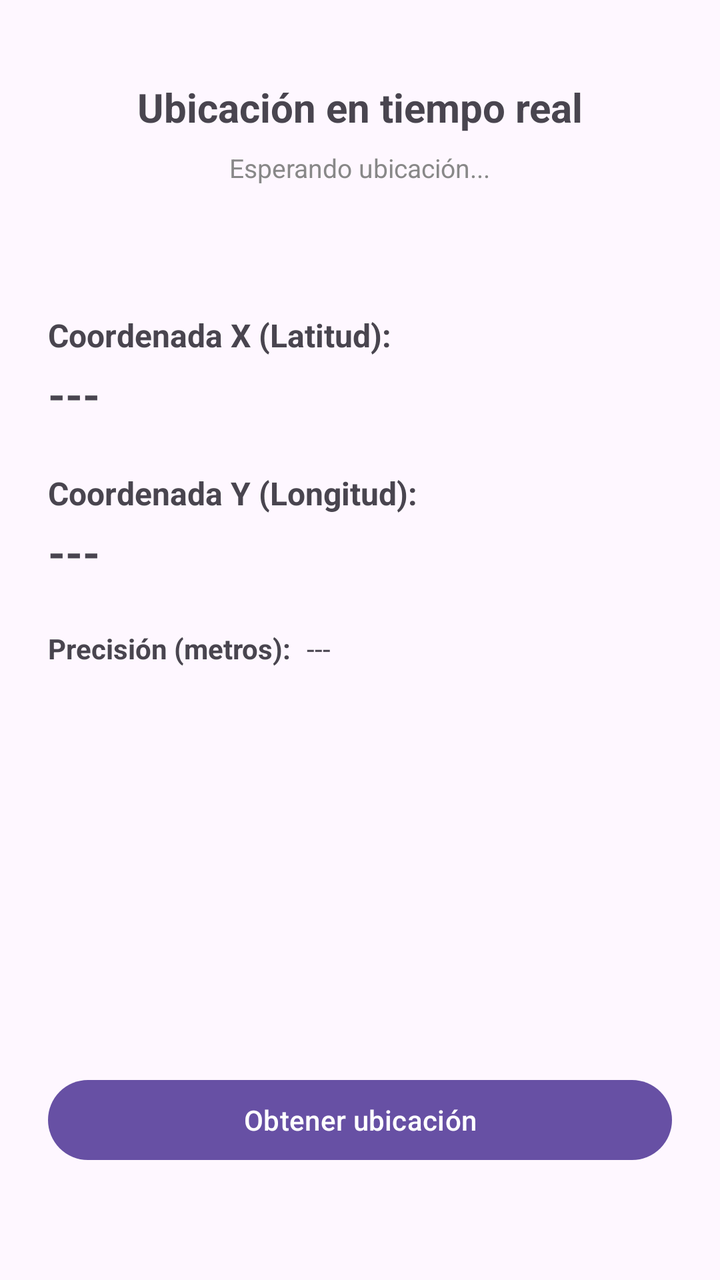
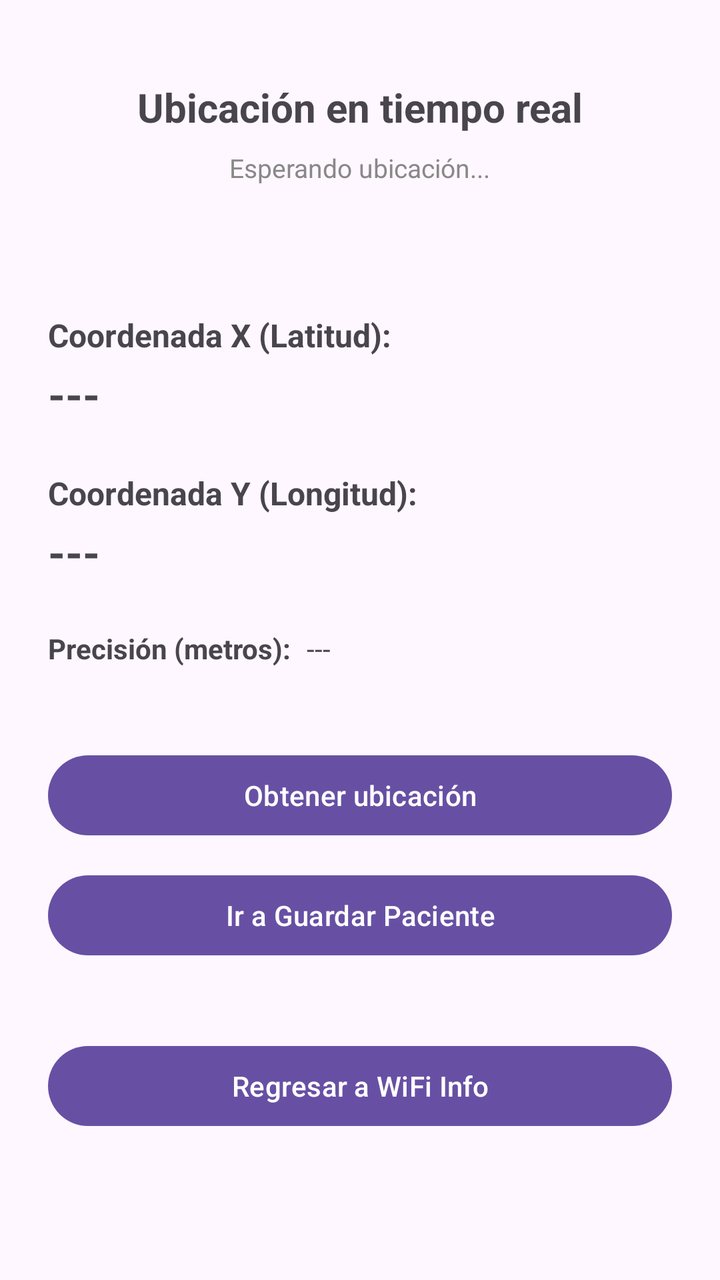

Two renders of the same Android screen: before a commit and after it. Below are the layout's source before the change and the commit's diff.
<!-- AndroidManifest.xml: application theme Theme.ProyectoTheProyect -->
<!-- res/layout/activity_localizacion.xml -->
<?xml version="1.0" encoding="utf-8"?>
<androidx.constraintlayout.widget.ConstraintLayout
    xmlns:android="http://schemas.android.com/apk/res/android"
    xmlns:app="http://schemas.android.com/apk/res-auto"
    xmlns:tools="http://schemas.android.com/tools"
    android:id="@+id/main"
    android:layout_width="match_parent"
    android:layout_height="match_parent"
    android:padding="24dp"
    tools:context=".LocalizacionActivity">

    <TextView
        android:id="@+id/tvTituloLocalizacion"
        android:layout_width="wrap_content"
        android:layout_height="wrap_content"
        android:text="Ubicación en tiempo real"
        android:textSize="20sp"
        android:textStyle="bold"
        app:layout_constraintTop_toTopOf="parent"
        app:layout_constraintStart_toStartOf="parent"
        app:layout_constraintEnd_toEndOf="parent"
        android:layout_marginTop="16dp"/>

    <TextView
        android:id="@+id/tvEstadoUbicacion"
        android:layout_width="wrap_content"
        android:layout_height="wrap_content"
        android:text="Esperando ubicación..."
        android:textSize="13sp"
        android:textColor="#888888"
        app:layout_constraintTop_toBottomOf="@id/tvTituloLocalizacion"
        app:layout_constraintStart_toStartOf="parent"
        app:layout_constraintEnd_toEndOf="parent"
        android:layout_marginTop="8dp"/>

    <TextView
        android:id="@+id/lblCoordX"
        android:layout_width="wrap_content"
        android:layout_height="wrap_content"
        android:text="Coordenada X (Latitud):"
        android:textStyle="bold"
        android:textSize="16sp"
        app:layout_constraintTop_toBottomOf="@id/tvEstadoUbicacion"
        app:layout_constraintStart_toStartOf="parent"
        android:layout_marginTop="64dp"/>

    <TextView
        android:id="@+id/tvCoordX"
        android:layout_width="wrap_content"
        android:layout_height="wrap_content"
        android:text="---"
        android:textSize="22sp"
        android:textStyle="bold"
        app:layout_constraintTop_toBottomOf="@id/lblCoordX"
        app:layout_constraintStart_toStartOf="parent"
        android:layout_marginTop="4dp"/>

    <TextView
        android:id="@+id/lblCoordY"
        android:layout_width="wrap_content"
        android:layout_height="wrap_content"
        android:text="Coordenada Y (Longitud):"
        android:textStyle="bold"
        android:textSize="16sp"
        app:layout_constraintTop_toBottomOf="@id/tvCoordX"
        app:layout_constraintStart_toStartOf="parent"
        android:layout_marginTop="24dp"/>

    <TextView
        android:id="@+id/tvCoordY"
        android:layout_width="wrap_content"
        android:layout_height="wrap_content"
        android:text="---"
        android:textSize="22sp"
        android:textStyle="bold"
        app:layout_constraintTop_toBottomOf="@id/lblCoordY"
        app:layout_constraintStart_toStartOf="parent"
        android:layout_marginTop="4dp"/>

    <TextView
        android:id="@+id/lblPrecision"
        android:layout_width="wrap_content"
        android:layout_height="wrap_content"
        android:text="Precisión (metros):"
        android:textStyle="bold"
        app:layout_constraintTop_toBottomOf="@id/tvCoordY"
        app:layout_constraintStart_toStartOf="parent"
        android:layout_marginTop="24dp"/>

    <TextView
        android:id="@+id/tvPrecision"
        android:layout_width="wrap_content"
        android:layout_height="wrap_content"
        android:text="---"
        app:layout_constraintTop_toTopOf="@id/lblPrecision"
        app:layout_constraintStart_toEndOf="@id/lblPrecision"
        android:layout_marginStart="8dp"/>

    <Button
        android:id="@+id/btnObtenerUbicacion"
        android:layout_width="0dp"
        android:layout_height="wrap_content"
        android:text="Obtener ubicación"
        app:layout_constraintBottom_toBottomOf="parent"
        app:layout_constraintStart_toStartOf="parent"
        app:layout_constraintEnd_toEndOf="parent"
        android:layout_marginBottom="32dp"/>

</androidx.constraintlayout.widget.ConstraintLayout>
<!-- resources referenced by this layout -->
<resources>
  <style name="Theme.ProyectoTheProyect" parent="Base.Theme.ProyectoTheProyect" />
  <style name="Base.Theme.ProyectoTheProyect" parent="Theme.Material3.DayNight.NoActionBar">
          
          
      </style>
</resources>

<!-- the commit's change to res/layout/activity_localizacion.xml (unified diff, before → after) -->
@@ -101,9 +101,31 @@
         android:layout_width="0dp"
         android:layout_height="wrap_content"
         android:text="Obtener ubicación"
+        app:layout_constraintTop_toBottomOf="@id/lblPrecision"
+        app:layout_constraintStart_toStartOf="parent"
+        app:layout_constraintEnd_toEndOf="parent"
+        android:layout_marginTop="40dp"/>
+
+    <Button
+        android:id="@+id/btnIrGuardarPaciente"
+        android:layout_width="0dp"
+        android:layout_height="wrap_content"
+        android:text="Ir a Guardar Paciente"
+        app:layout_constraintTop_toBottomOf="@id/btnObtenerUbicacion"
+        app:layout_constraintStart_toStartOf="parent"
+        app:layout_constraintEnd_toEndOf="parent"
+        android:layout_marginTop="12dp"/>
+
+    <Button
+        android:id="@+id/btnVolverWifi"
+        android:layout_width="0dp"
+        android:layout_height="wrap_content"
+        android:text="Regresar a WiFi Info"
+        app:layout_constraintTop_toBottomOf="@id/btnIrGuardarPaciente"
         app:layout_constraintBottom_toBottomOf="parent"
         app:layout_constraintStart_toStartOf="parent"
         app:layout_constraintEnd_toEndOf="parent"
-        android:layout_marginBottom="32dp"/>
+        android:layout_marginTop="12dp"
+        android:layout_marginBottom="24dp"/>
 
 </androidx.constraintlayout.widget.ConstraintLayout>
